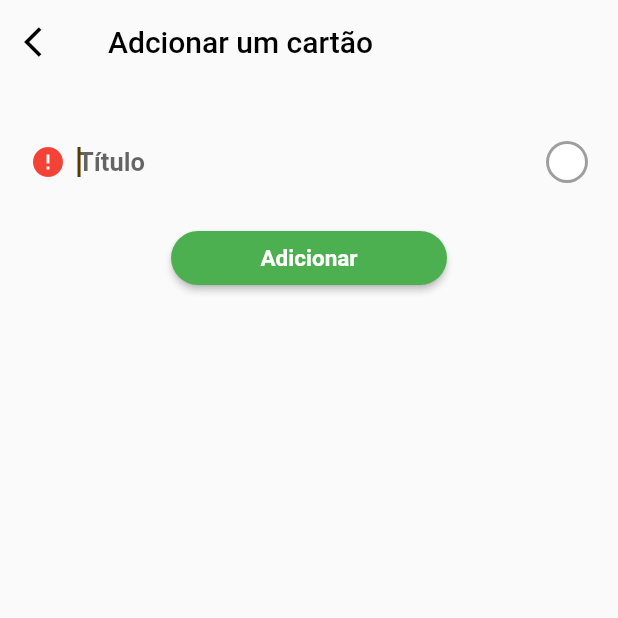
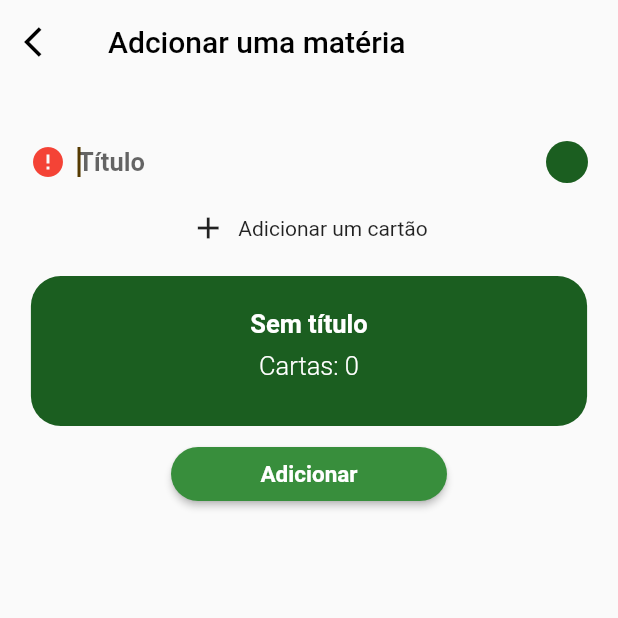
Before and after one commit to diegodanielsantana00/vexa_flashcards, a Flutter app: the AddMetter screen opened directly, on a phone screen of 412 x 824 dp, the top half of it. Run offline on Flutter 3.47's test engine with Material 2 defaults, Android fonts, the light colour scheme and no system bars; our stand-ins replace sqflite, yaml; accounts and stored records are empty.

Commit message:
02-10-2022 --> Add Card and Add Matter working, modal add card in add matter start coding

```diff
--- a/lib/Common/GlobalFunctions.dart
+++ b/lib/Common/GlobalFunctions.dart
@@ -9,7 +9,7 @@ String GetNameMonth(int month) {
   return months[month - 1];
 }
 
-ButtonStyle styleButtonDefaut(Color color) {
+ButtonStyle styleButtonDefaut(Color? color) {
   return TextButton.styleFrom(
     shape: RoundedRectangleBorder(
       borderRadius: BorderRadius.circular(20.0),
--- a/lib/Common/SQLiteHelper.dart
+++ b/lib/Common/SQLiteHelper.dart
@@ -5,7 +5,7 @@ import 'dart:io';
 import 'package:path_provider/path_provider.dart';
 import 'package:sqflite/sqflite.dart';
 import 'package:vexa_flashcards/Common/GlobalFunctions.dart';
-import 'package:vexa_flashcards/Screens/Home/Models/Matter.dart';
+import 'package:vexa_flashcards/Screens/Matter/Models/Matter.dart';
 
 class DatabaseHelper {
   static DatabaseHelper? _databaseHelper;
@@ -25,7 +25,7 @@ class DatabaseHelper {
   }
 
   void _createDatabase(Database db, int version) async {
-    await db.execute("CREATE TABLE matter(id INTEGER primary key autoincrement, title TEXT, color TEXT, icon TEXT);");
+    await db.execute("CREATE TABLE matter(id INTEGER primary key autoincrement, title TEXT, color TEXT, icon TEXT, memory INTEGER);");
     await db.execute("CREATE TABLE card(id INTEGER primary key autoincrement, id_matter INTEGER, question TEXT, answer TEXT);");
     await db.execute("CREATE TABLE version(id INTEGER primary key autoincrement, version TEXT);");
 
--- /dev/null
+++ b/lib/Screens/Matter/Controller/add_matter_controller.dart
@@ -0,0 +1,15 @@
+import 'package:flutter/material.dart';
+import 'package:vexa_flashcards/Common/Navigator.dart';
+import 'package:vexa_flashcards/Common/SQLiteHelper.dart';
+import 'package:vexa_flashcards/Screens/Matter/Models/Matter.dart';
+import 'package:vexa_flashcards/Screens/Matter/Widget/add_matter_widgets.dart';
+
+class AddMatterController {
+  Function() SaveMatter(BuildContext context, AddMatterWigdet addMatterWigdet) {
+    return () async {
+      Matter matterAux = Matter(memory: 0, title: addMatterWigdet.titleEditingController.text, color: addMatterWigdet.selectColorOption.toString());
+      int id_matter = await DatabaseHelper().insertDatabase("matter", matterAux);
+      NavigatorController().navigatorBack(context);
+    };
+  }
+}
--- a/lib/Screens/Home/Models/Matter.dart
+++ b/lib/Screens/Matter/Models/Matter.dart
@@ -1,18 +1,21 @@
 // ignore_for_file: non_constant_identifier_names, file_names
 class Matter {
-  Matter({this.id, this.icon, this.title, this.color});
+  Matter({this.id, this.icon, this.title, this.color, this.memory});
 
   int? id;
   String? icon;
   String? title;
   String? color;
+  int? memory;
 
   Map<String, dynamic> toMap() {
     var map = <String, dynamic>{
       'id': id,
       'icon': icon,
       'title': title,
-      'color': color
+      'color': color,
+      'memory': memory,
+
     };
     return map;
   }
@@ -22,5 +25,6 @@ class Matter {
     icon = map['icon'];
     title = map['title'];
     color = map['color'];
+    memory = map['memory'];
   }
 }
--- a/lib/Screens/Home/Models/MatterContext.dart
+++ b/lib/Screens/Matter/Models/MatterContext.dart
@@ -2,7 +2,7 @@
 
 
 import 'package:vexa_flashcards/Common/SQLiteHelper.dart';
-import 'package:vexa_flashcards/Screens/Home/Models/Matter.dart';
+import 'package:vexa_flashcards/Screens/Matter/Models/Matter.dart';
 
 class MatterContext {
   Future<List<Matter>> GetTask() async {
--- a/lib/Screens/Metter/Views/add_metter.dart
+++ b/lib/Screens/Matter/Views/add_matter.dart
@@ -2,7 +2,10 @@ import 'package:flutter/material.dart';
 import 'package:flutter/src/widgets/container.dart';
 import 'package:flutter/src/widgets/framework.dart';
 import 'package:vexa_flashcards/Common/Navigator.dart';
-import 'package:vexa_flashcards/Screens/Metter/Widget/add_matter_widgets.dart';
+import 'package:vexa_flashcards/Common/SQLiteHelper.dart';
+import 'package:vexa_flashcards/Screens/Matter/Controller/add_matter_controller.dart';
+import 'package:vexa_flashcards/Screens/Matter/Models/Matter.dart';
+import 'package:vexa_flashcards/Screens/Matter/Widget/add_matter_widgets.dart';
 
 class AddMetter extends StatefulWidget {
   const AddMetter({super.key});
@@ -17,7 +20,7 @@ class _AddMetterState extends State<AddMetter> {
   Widget build(BuildContext context) {
     return Scaffold(
       appBar: AppBar(
-        title: Text("Adcionar um cartão", style: TextStyle(color: Colors.black)),
+        title: const Text("Adcionar uma matéria", style: TextStyle(color: Colors.black)),
         backgroundColor: Colors.transparent,
         shadowColor: Colors.transparent,
         leading: IconButton(
@@ -33,11 +36,12 @@ class _AddMetterState extends State<AddMetter> {
         padding: const EdgeInsets.all(20.0),
         child: Column(
           children: [
-              addMatterWigdet.TitleTextField(context),
-              addMatterWigdet.ColorsWidgets(context),
-              addMatterWigdet.ButtonAdd(context, (){}),
-
-            ],
+            addMatterWigdet.TitleTextField(context),
+            addMatterWigdet.ColorsWidgets(context),
+            addMatterWigdet.AddCardbutton(context),
+            addMatterWigdet.ResumWidget(context),
+            addMatterWigdet.ButtonAdd(context, AddMatterController().SaveMatter(context, addMatterWigdet)),
+          ],
         ),
       ),
     );
--- /dev/null
+++ b/lib/Screens/Matter/Widget/add_matter_widgets.dart
@@ -0,0 +1,210 @@
+// ignore_for_file: non_constant_identifier_names, prefer_const_constructors
+
+import 'package:flutter/material.dart';
+import 'package:vexa_flashcards/Common/GlobalFunctions.dart';
+import 'package:vexa_flashcards/Common/Navigator.dart';
+
+class AddMatterWigdet {
+  TextEditingController titleEditingController = TextEditingController();
+  bool selectColor = false;
+  Color? selectColorOption = Colors.green[900];
+  String colorString = Colors.green[900].toString();
+  bool boolValidationTitle = true;
+
+  Widget TitleTextField(BuildContext context) {
+    return Row(
+      mainAxisAlignment: MainAxisAlignment.spaceBetween,
+      children: [
+        Row(
+          children: [
+            ErrorIcon(),
+            Padding(
+              padding: const EdgeInsets.all(8.0),
+              child: SizedBox(
+                width: 170,
+                child: TextFormField(
+                  textAlign: TextAlign.start,
+                  style: TextStyle(color: Colors.black, fontSize: 17, fontWeight: FontWeight.w700),
+                  keyboardType: TextInputType.name,
+                  autocorrect: true,
+                  textCapitalization: TextCapitalization.none,
+                  cursorColor: const Color.fromARGB(255, 85, 58, 1),
+                  decoration: InputDecoration(
+                    hintText: "Título",
+                    border: InputBorder.none,
+                  ),
+                  controller: titleEditingController,
+                  onChanged: (value) {
+                    boolValidationTitle = value.isEmpty;
+                    RestartScreenHotRestart(context);
+                  },
+                  autofocus: true,
+                ),
+              ),
+            ),
+          ],
+        ),
+        Row(
+          children: [
+            GestureDetector(
+              onTap: () {
+                selectColor = selectColor ? false : true;
+                (context as Element).reassemble();
+              },
+              child: CircleAvatar(
+                radius: 14,
+                backgroundColor: selectColorOption == Colors.white ? Colors.grey : selectColorOption,
+                child: CircleAvatar(
+                  radius: 12,
+                  backgroundColor: selectColorOption,
+                ),
+              ),
+            ),
+          ],
+        )
+      ],
+    );
+  }
+
+  Widget ResumWidget(BuildContext context) {
+    return Container(
+        margin: const EdgeInsets.only(top: 20),
+        width: getSize(context).width * 0.9,
+        height: 100,
+        decoration: BoxDecoration(color: selectColorOption, borderRadius: BorderRadius.circular(20)),
+        child: Center(
+          child: Column(
+            mainAxisAlignment: MainAxisAlignment.center,
+            children: [
+              SizedBox(
+                  width: getSize(context).width * 0.7,
+                  child: Text(titleEditingController.text.isEmpty ? "Sem título" : titleEditingController.text,
+                      textAlign: TextAlign.center, style: TextStyle(fontSize: 17, fontWeight: FontWeight.w600, color: Colors.white))),
+              Padding(
+                padding: const EdgeInsets.all(8.0),
+                child: Text("Cartas: 0", textAlign: TextAlign.center, style: TextStyle(fontSize: 17, fontWeight: FontWeight.w300, color: Colors.white)),
+              )
+            ],
+          ),
+        ));
+  }
+
+  Widget ColorsWidgets(BuildContext context) {
+    return Visibility(
+      visible: selectColor,
+      child: Row(
+        mainAxisAlignment: MainAxisAlignment.spaceBetween,
+        children: [
+          CircularColor(context, Colors.red[900]),
+          CircularColor(context, Colors.orange[900]),
+          CircularColor(context, Colors.green[900]),
+          CircularColor(context, Colors.black),
+          CircularColor(context, Colors.grey[900]),
+          CircularColor(context, Colors.blue[900]),
+          CircularColor(context, Colors.brown[900]),
+          CircularColor(context, Colors.deepPurpleAccent),
+        ],
+      ),
+    );
+  }
+
+  Widget CircularColor(BuildContext context, Color? color) {
+    return GestureDetector(
+      onTap: () {
+        selectColorOption = color!;
+        colorString = color.toString();
+        selectColor = false;
+        RestartScreenHotRestart(context);
+      },
+      child: CircleAvatar(
+        radius: 13,
+        backgroundColor: color,
+      ),
+    );
+  }
+
+  Widget ErrorIcon() {
+    return Icon(
+      Icons.error,
+      color: boolValidationTitle ? Colors.red : Colors.transparent,
+    );
+  }
+
+  Widget AddCardbutton(BuildContext context) {
+    return GestureDetector(
+      onTap: () {
+        showDialog(
+                context: context,
+                builder: (BuildContext context) {
+                  return AlertDialog(
+                    content: Stack(
+                      //overflow: Overflow.visible,
+                      children: <Widget>[
+                        Positioned(
+                          right: -40.0,
+                          top: -40.0,
+                          child: InkResponse(
+                            onTap: () {
+                              Navigator.of(context).pop();
+                            },
+                            child: CircleAvatar(
+                              child: Icon(Icons.close),
+                              backgroundColor: Colors.red,
+                            ),
+                          ),
+                        ),
+                        Form(
+                          //key: _formKey,
+                          child: Column(
+                            mainAxisSize: MainAxisSize.min,
+                            children: <Widget>[
+                              Padding(
+                                padding: EdgeInsets.all(8.0),
+                                child: TextFormField(),
+                              ),
+                              Padding(
+                                padding: EdgeInsets.all(8.0),
+                                child: TextFormField(),
+                              ),
+                              // Padding(
+                              //   padding: const EdgeInsets.all(8.0),
+                              //   child: RaisedButton(
+                              //     child: Text("Submitß"),
+                              //     onPressed: () {
+                              //       if (_formKey.currentState.validate()) {
+                              //         _formKey.currentState.save();
+                              //       }
+                              //     },
+                              //   ),
+                              // )
+                            ],
+                          ),
+                        ),
+                      ],
+                    ),
+                  );
+                });
+      },
+      child: Row(
+        mainAxisAlignment: MainAxisAlignment.center,
+        children: [
+          Padding(
+            padding: const EdgeInsets.only(right: 8.0),
+            child: Icon(Icons.add),
+          ), Text("Adicionar um cartão")
+        ],
+      ),
+    );
+  }
+
+  Widget ButtonAdd(BuildContext context, Function() function) {
+    return SizedBox(
+      width: 200,
+      child: Padding(
+        padding: const EdgeInsets.all(8.0),
+        child: ElevatedButton(
+            style: styleButtonDefaut(Colors.green[700]), onPressed: function, child: Text("Adicionar", style: TextStyle(fontSize: 15, fontWeight: FontWeight.w700, color: Colors.white))),
+      ),
+    );
+  }
+}
--- a/lib/Screens/Metter/Widget/add_matter_widgets.dart
+++ /dev/null
@@ -1,119 +0,0 @@
-// ignore_for_file: non_constant_identifier_names, prefer_const_constructors
-
-import 'package:flutter/material.dart';
-import 'package:vexa_flashcards/Common/GlobalFunctions.dart';
-
-class AddMatterWigdet {
-  TextEditingController titleEditingController = TextEditingController();
-  bool selectColor = false;
-  Color selectColorOption = Colors.white;
-  String colorString = Colors.white.toString();
-  bool boolValidationTitle = true;
-
-  Widget TitleTextField(BuildContext context) {
-    return Row(
-      mainAxisAlignment: MainAxisAlignment.spaceBetween,
-      children: [
-        Row(
-          children: [
-            ErrorIcon(),
-            Padding(
-              padding: const EdgeInsets.all(8.0),
-              child: SizedBox(
-                width: 170,
-                child: TextFormField(
-                  textAlign: TextAlign.start,
-                  style: TextStyle(color: Colors.black, fontSize: 17, fontWeight: FontWeight.w700),
-                  keyboardType: TextInputType.name,
-                  autocorrect: false,
-                  textCapitalization: TextCapitalization.none,
-                  cursorColor: const Color.fromARGB(255, 85, 58, 1),
-                  decoration: InputDecoration(
-                    hintText: "Título",
-                    border: InputBorder.none,
-                  ),
-                  controller: titleEditingController,
-                  onChanged: (value) {
-                    boolValidationTitle = value.isEmpty;
-                    RestartScreenHotRestart(context);
-                  },
-                  autofocus: true,
-                ),
-              ),
-            ),
-          ],
-        ),
-        Row(
-          children: [
-            GestureDetector(
-              onTap: () {
-                selectColor = selectColor ? false : true;
-                (context as Element).reassemble();
-              },
-              child: CircleAvatar(
-                radius: 14,
-                backgroundColor: selectColorOption == Colors.white ? Colors.grey : selectColorOption,
-                child: CircleAvatar(
-                  radius: 12,
-                  backgroundColor: selectColorOption,
-                ),
-              ),
-            ),
-          ],
-        )
-      ],
-    );
-  }
-
-  Widget ColorsWidgets(BuildContext context) {
-    if (selectColor) {
-      return Row(
-        mainAxisAlignment: MainAxisAlignment.spaceBetween,
-        children: [
-          CircularColor(context, Colors.red[300]),
-          CircularColor(context, Colors.orange[300]),
-          CircularColor(context, Colors.green[300]),
-          CircularColor(context, Colors.black),
-          CircularColor(context, Colors.white),
-          CircularColor(context, Colors.blue[300]),
-          CircularColor(context, Colors.brown[300]),
-          CircularColor(context, Colors.deepPurpleAccent),
-        ],
-      );
-    } else {
-      return SizedBox();
-    }
-  }
-
-  Widget CircularColor(BuildContext context, Color? color) {
-    return GestureDetector(
-      onTap: () {
-        selectColorOption = color!;
-        colorString = color.toString();
-        selectColor = false;
-        RestartScreenHotRestart(context);
-      },
-      child: CircleAvatar(
-        radius: 13,
-        backgroundColor: color,
-      ),
-    );
-  }
-
-  Widget ErrorIcon() {
-    return Icon(
-      Icons.error,
-      color: boolValidationTitle ? Colors.red : Colors.transparent,
-    );
-  }
-
-   Widget ButtonAdd(BuildContext context, Function() function) {
-    return SizedBox(
-      width: 200,
-      child: Padding(
-        padding: const EdgeInsets.all(8.0),
-        child: ElevatedButton(style: styleButtonDefaut(Colors.green), onPressed: function, child: Text("Adicionar", style: TextStyle(fontSize: 15, fontWeight: FontWeight.w700, color: Colors.white))),
-      ),
-    );
-  }
-}
```
Also changed, not shown: lib/Screens/Home/Views/home_screen.dart (+6 -4 lines), lib/Screens/Home/Widgets/home_widget.dart (+5 -5 lines).
